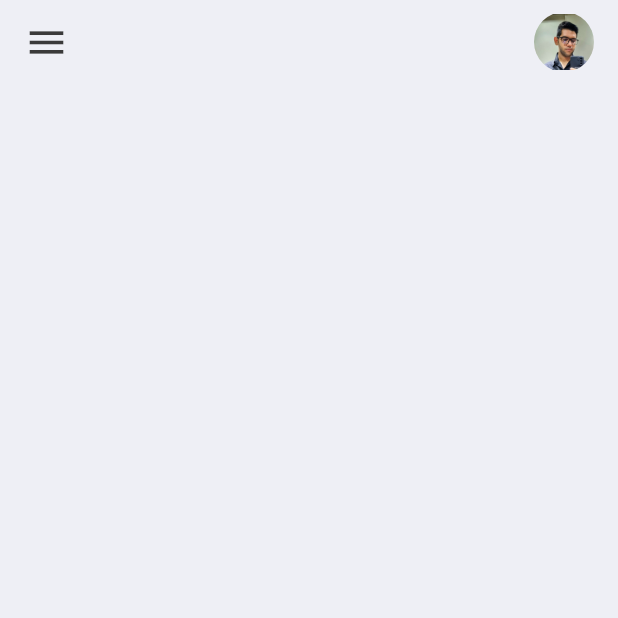
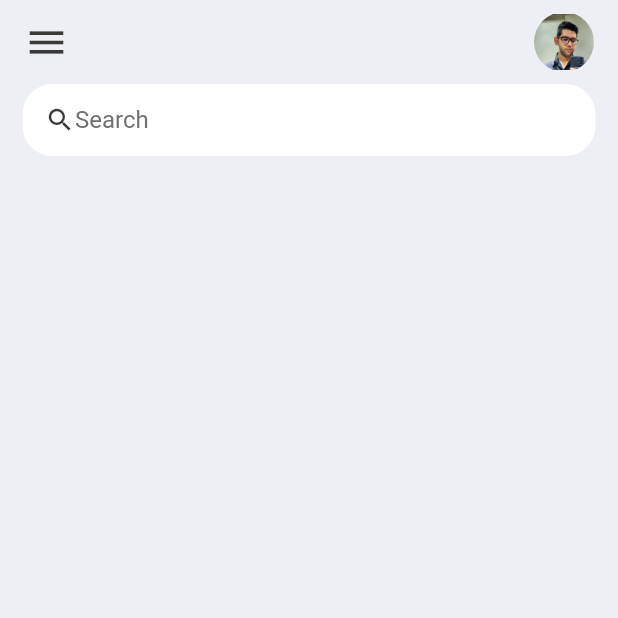
Before and after one commit to Alireza-Seif/to_do_list, a Flutter app: the screen it shows after launch, on a phone screen of 412 x 824 dp, the top half of it. Run offline on Flutter 3.47's test engine with Material 2 defaults, Android fonts, the phone set to English and light mode, and no system bars.

Commit message:
feat: add searchBox widget

```diff
--- a/lib/screens/home.dart
+++ b/lib/screens/home.dart
@@ -1,12 +1,24 @@
 import 'package:flutter/material.dart';
 import 'package:to_do_list/constants/colors.dart';
 import 'package:to_do_list/widgets/app_bar.dart';
+import 'package:to_do_list/widgets/search_box.dart';
 
 class HomePage extends StatelessWidget {
   const HomePage({super.key});
 
   @override
   Widget build(BuildContext context) {
-    return Scaffold(backgroundColor: tdBGColor, appBar: buildAppBar());
+    return Scaffold(
+      backgroundColor: tdBGColor,
+      appBar: buildAppBar(),
+      body: Container(
+        padding: const EdgeInsets.symmetric(horizontal: 15),
+        child: Column(
+          children: [
+            searchBox(),
+          ],
+        ),
+      ),
+    );
   }
 }
--- /dev/null
+++ b/lib/widgets/search_box.dart
@@ -0,0 +1,28 @@
+import 'package:flutter/material.dart';
+import 'package:to_do_list/constants/colors.dart';
+
+Widget searchBox() {
+  return Container(
+    padding: const EdgeInsets.symmetric(horizontal: 15),
+    decoration: BoxDecoration(
+      color: Colors.white,
+      borderRadius: BorderRadius.circular(20),
+    ),
+    child: const TextField(
+      decoration: InputDecoration(
+          contentPadding: EdgeInsets.all(0),
+          prefixIcon: Icon(
+            Icons.search,
+            color: tdBlack,
+            size: 20,
+          ),
+          prefixIconConstraints: BoxConstraints(
+            maxHeight: 20,
+            maxWidth: 25,
+          ),
+          border: InputBorder.none,
+          hintText: 'Search',
+          hintStyle: TextStyle(color: tdGrey)),
+    ),
+  );
+}
```
